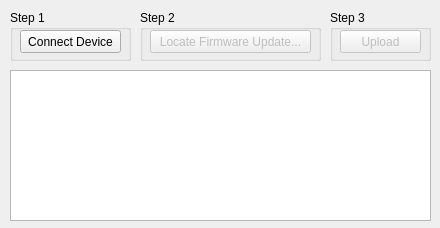
Before: the Qt Designer form mainwindow.ui in ejholmes/openfocus-updater, drawn with Qt 5.
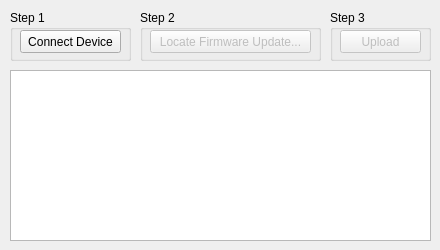
After: the same form once the commit is applied. Icons and pictures are not drawn.

```diff
--- a/mainwindow.ui
+++ b/mainwindow.ui
@@ -7,9 +7,15 @@
     <x>0</x>
     <y>0</y>
     <width>440</width>
-    <height>228</height>
+    <height>250</height>
    </rect>
   </property>
+  <property name="maximumSize">
+   <size>
+    <width>440</width>
+    <height>250</height>
+   </size>
+  </property>
   <property name="windowTitle">
    <string>Firmware Updater</string>
   </property>
@@ -111,9 +117,15 @@
       <x>10</x>
       <y>70</y>
       <width>421</width>
-      <height>151</height>
+      <height>171</height>
      </rect>
     </property>
+    <property name="font">
+     <font>
+      <family>Courier New</family>
+      <pointsize>10</pointsize>
+     </font>
+    </property>
    </widget>
   </widget>
  </widget>
```
Left out of the diff: 14 changed lines with no effect on the pictures.
